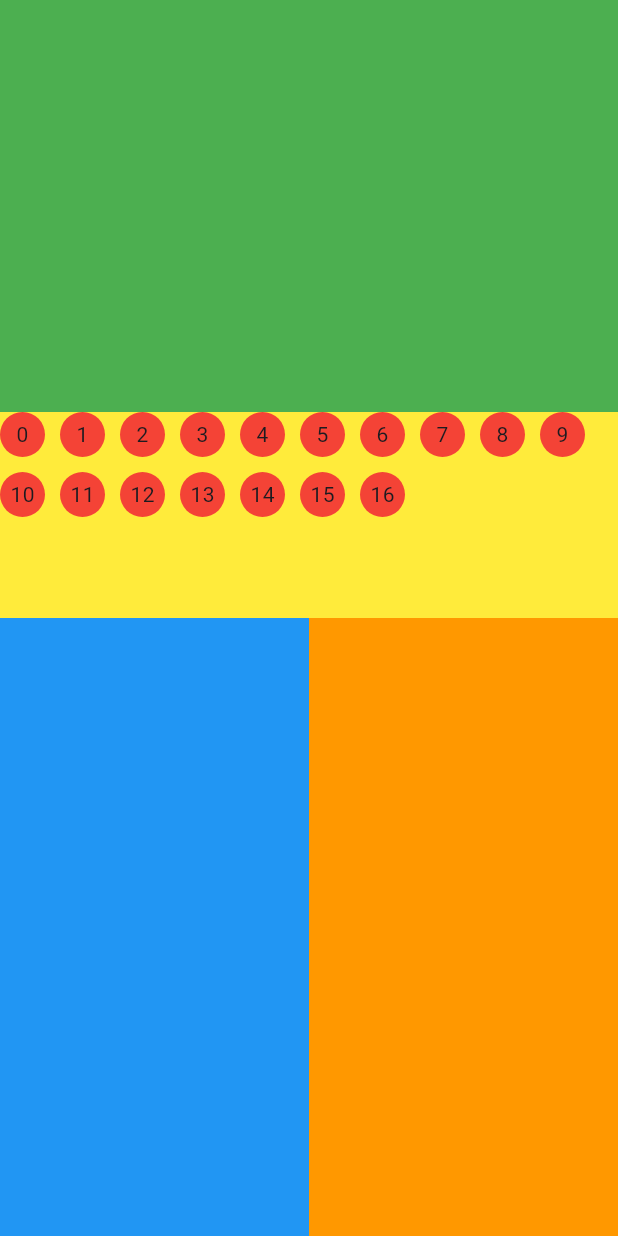
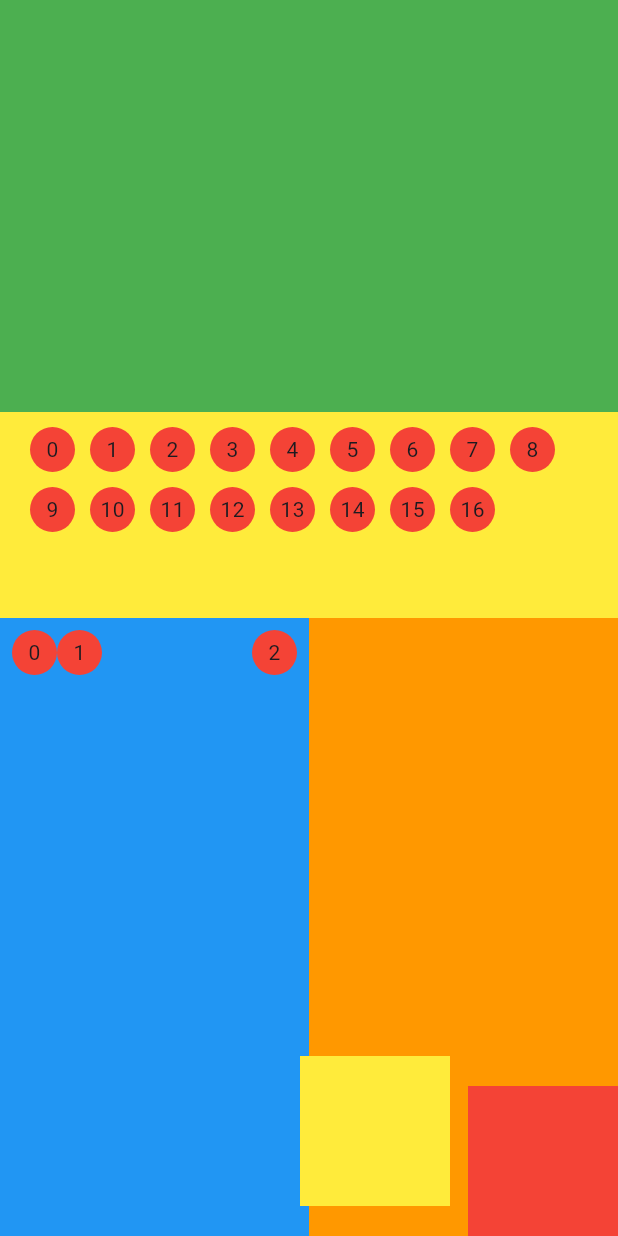
Before and after one commit to ThomasEcalle/moc-3-2026, a Flutter app: the screen it shows after launch, on a phone screen of 412 x 824 dp. Run offline on Flutter 3.47's test engine with Material 3 defaults, Android fonts, the phone set to English and light mode, and no system bars.

Commit message:
Add end of layouts

```diff
--- a/lib/layouts/layout_screen.dart
+++ b/lib/layouts/layout_screen.dart
@@ -26,11 +26,15 @@ class LayoutScreen extends StatelessWidget {
                   child: Container(
                     color: Colors.yellow,
                     width: double.infinity,
+                    padding: const EdgeInsets.symmetric(
+                      vertical: 10,
+                      horizontal: 20,
+                    ),
                     child: Wrap(
                       spacing: 10,
                       runSpacing: 10,
                       direction: Axis.horizontal,
-                      children: List.generate(17, (index) =>  RedCircle(index: index)),
+                      children: List.generate(17, (index) => RedCircle(index: index)),
                     ),
                   ),
                 ),
@@ -38,11 +42,26 @@ class LayoutScreen extends StatelessWidget {
             ),
           ),
           Expanded(
-            child: Row(
+            child: Stack(
+              children: [
+                Row(
                   children: [
                     Expanded(
                       child: Container(
+                        height: double.infinity,
                         color: Colors.blue,
+                        child: Padding(
+                          padding: const EdgeInsets.all(8.0),
+                          child: Row(
+                            crossAxisAlignment: CrossAxisAlignment.start,
+                            children: [
+                              RedCircle(index: 0),
+                              RedCircle(index: 1),
+                              const Spacer(),
+                              RedCircle(index: 2),
+                            ],
+                          ),
+                        ),
                       ),
                     ),
                     Expanded(
@@ -52,6 +71,19 @@ class LayoutScreen extends StatelessWidget {
                     ),
                   ],
                 ),
+                Align(
+                  alignment: Alignment.bottomRight,
+                  child: Container(height: 100, width: 100, color: Colors.red),
+                ),
+                AnimatedPositioned(
+                  duration: const Duration(seconds: 2),
+                  curve: Curves.bounceInOut,
+                  bottom: 20,
+                  left: 200,
+                  child: Container(height: 100, width: 100, color: Colors.yellow),
+                ),
+              ],
+            ),
           ),
         ],
       ),
```
Lines whose indentation alone changed are shown as unchanged.
